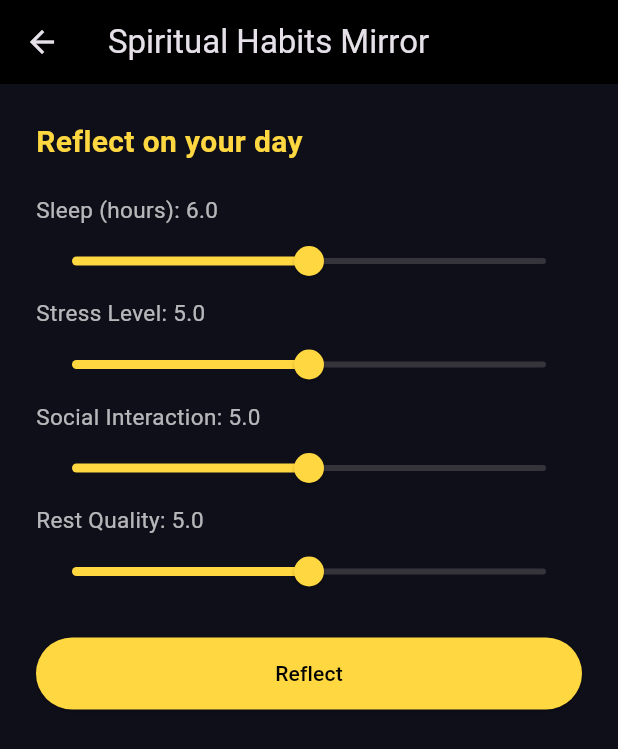
After one commit to NarenXO/lumine, a Flutter app: the HabitsScreen screen opened directly, on a phone screen of 412 x 824 dp. The commit adds this screen. Shown: the top 749 px of the screen. Run offline on Flutter 3.47's test engine with Material 3 defaults, Android fonts, the phone set to English and light mode, and no system bars; our stand-ins replace fl_chart, permission_handler, speech_to_text.

Commit message:
Add habits endpoint

```diff
--- /dev/null
+++ b/mobile_app/lib/screens/habits_screen.dart
@@ -0,0 +1,141 @@
+import 'package:flutter/material.dart';
+import '../services/api_service.dart';
+
+class HabitsScreen extends StatefulWidget {
+  const HabitsScreen({super.key});
+
+  @override
+  State<HabitsScreen> createState() => _HabitsScreenState();
+}
+
+class _HabitsScreenState extends State<HabitsScreen> {
+  double sleep = 6;
+  double stress = 5;
+  double social = 5;
+  double rest = 5;
+
+  String? _resultMessage;
+  String? _scriptureText;
+  String? _scriptureRef;
+  bool _loading = false;
+
+  Future<void> _analyzeHabits() async {
+    setState(() {
+      _loading = true;
+      _resultMessage = null;
+    });
+
+    try {
+      final result = await ApiService.analyzeHabits(
+        sleep: sleep,
+        stress: stress,
+        social: social,
+        rest: rest,
+      );
+
+      setState(() {
+        _resultMessage = result["insight"];
+        _scriptureText = result["scripture"]["text"];
+        _scriptureRef = result["scripture"]["reference"];
+        _loading = false;
+      });
+    } catch (e) {
+      setState(() {
+        _resultMessage = "Connection error.";
+        _loading = false;
+      });
+    }
+  }
+
+  Widget _buildSlider(String label, double value, Function(double) onChanged,
+      double min, double max) {
+    return Column(
+      crossAxisAlignment: CrossAxisAlignment.start,
+      children: [
+        Text(
+          "$label: ${value.toStringAsFixed(1)}",
+          style: const TextStyle(color: Colors.white70, fontSize: 15),
+        ),
+        Slider(
+          min: min,
+          max: max,
+          value: value,
+          activeColor: Colors.amberAccent,
+          onChanged: onChanged,
+        ),
+      ],
+    );
+  }
+
+  @override
+  Widget build(BuildContext context) {
+    return Scaffold(
+      appBar: AppBar(
+        title: const Text("Spiritual Habits Mirror"),
+        backgroundColor: Colors.black,
+      ),
+      body: SingleChildScrollView(
+        padding: const EdgeInsets.all(24),
+        child: Column(
+          crossAxisAlignment: CrossAxisAlignment.start,
+          children: [
+            const Text(
+              "Reflect on your day",
+              style: TextStyle(
+                color: Colors.amberAccent,
+                fontSize: 20,
+                fontWeight: FontWeight.bold,
+              ),
+            ),
+            const SizedBox(height: 20),
+            _buildSlider("Sleep (hours)", sleep,
+                (v) => setState(() => sleep = v), 0, 12),
+            _buildSlider("Stress Level", stress,
+                (v) => setState(() => stress = v), 0, 10),
+            _buildSlider("Social Interaction", social,
+                (v) => setState(() => social = v), 0, 10),
+            _buildSlider("Rest Quality", rest,
+                (v) => setState(() => rest = v), 0, 10),
+            const SizedBox(height: 20),
+            SizedBox(
+              width: double.infinity,
+              child: ElevatedButton(
+                style: ElevatedButton.styleFrom(
+                  backgroundColor: Colors.amberAccent,
+                  foregroundColor: Colors.black,
+                  padding: const EdgeInsets.symmetric(vertical: 14),
+                ),
+                onPressed: _loading ? null : _analyzeHabits,
+                child: Text(_loading ? "Analyzing..." : "Reflect"),
+              ),
+            ),
+            const SizedBox(height: 20),
+            if (_resultMessage != null)
+              Column(
+                crossAxisAlignment: CrossAxisAlignment.start,
+                children: [
+                  Text(
+                    _resultMessage!,
+                    style: const TextStyle(
+                      color: Colors.white,
+                      fontSize: 16,
+                    ),
+                  ),
+                  const SizedBox(height: 16),
+                  if (_scriptureText != null)
+                    Text(
+                      "\"$_scriptureText\"\n— $_scriptureRef",
+                      style: const TextStyle(
+                        color: Colors.lightBlueAccent,
+                        fontSize: 14,
+                        fontStyle: FontStyle.italic,
+                      ),
+                    ),
+                ],
+              ),
+          ],
+        ),
+      ),
+    );
+  }
+}
--- a/mobile_app/lib/services/api_service.dart
+++ b/mobile_app/lib/services/api_service.dart
@@ -2,9 +2,32 @@ import 'dart:convert';
 import 'package:http/http.dart' as http;
 
 class ApiService {
+  static Future<Map<String, dynamic>> analyzeHabits({
+  required double sleep,
+  required double stress,
+  required double social,
+  required double rest,
+}) async {
+  final response = await http.post(
+    Uri.parse("https://lumine-backend-420v.onrender.com/habits"),
+    headers: {"Content-Type": "application/json"},
+    body: jsonEncode({
+      "sleep": sleep,
+      "stress": stress,
+      "social": social,
+      "rest": rest,
+    }),
+  );
+
+  if (response.statusCode == 200) {
+    return jsonDecode(response.body);
+  } else {
+    throw Exception("Habits endpoint error");
+  }
+}
   static Future<Map<String, dynamic>> analyzeMessage(String message) async {
     final response = await http.post(
-      Uri.parse("http://172.16.72.191:8000/analyze"),
+      Uri.parse("https://lumine-backend-420v.onrender.com/analyze"),
       headers: {"Content-Type": "application/json"},
       body: jsonEncode({"message": message}),
     );
```
Also changed, not shown: mobile_app/lib/screens/chat_screen.dart (+7 -2 lines), 1 other file.
